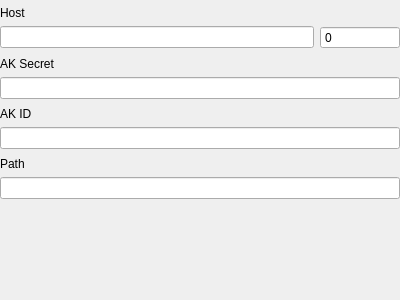
Qt form addon/OSS/OSSFormGeneral.ui (fengzhu2007/anycode) before a commit.
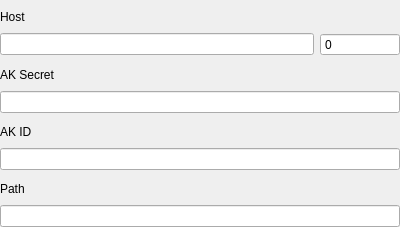
The same form after that commit.

Diff of the .ui file:
```diff
--- a/addon/OSS/OSSFormGeneral.ui
+++ b/addon/OSS/OSSFormGeneral.ui
@@ -7,9 +7,15 @@
     <x>0</x>
     <y>0</y>
     <width>400</width>
-    <height>300</height>
+    <height>227</height>
    </rect>
   </property>
+  <property name="maximumSize">
+   <size>
+    <width>16777215</width>
+    <height>227</height>
+   </size>
+  </property>
   <property name="windowTitle">
    <string>General</string>
   </property>
@@ -166,7 +172,11 @@
     </widget>
    </item>
    <item>
-    <widget class="QLineEdit" name="passwordLineEdit"/>
+    <widget class="QLineEdit" name="passwordLineEdit">
+     <property name="echoMode">
+      <enum>QLineEdit::PasswordEchoOnEdit</enum>
+     </property>
+    </widget>
    </item>
    <item>
     <spacer name="verticalSpacer_4">
@@ -203,19 +213,6 @@
    <item>
     <widget class="QLineEdit" name="pathLineEdit"/>
    </item>
-   <item>
-    <spacer name="verticalSpacer">
-     <property name="orientation">
-      <enum>Qt::Vertical</enum>
-     </property>
-     <property name="sizeHint" stdset="0">
-      <size>
-       <width>20</width>
-       <height>40</height>
-      </size>
-     </property>
-    </spacer>
-   </item>
   </layout>
  </widget>
  <resources/>
```
